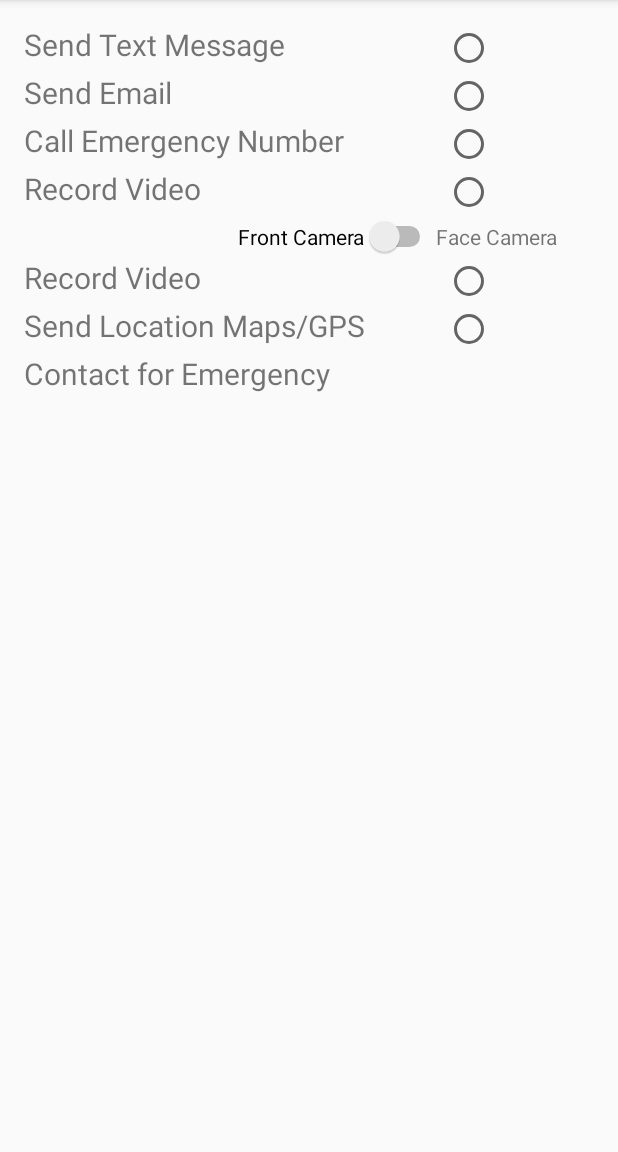
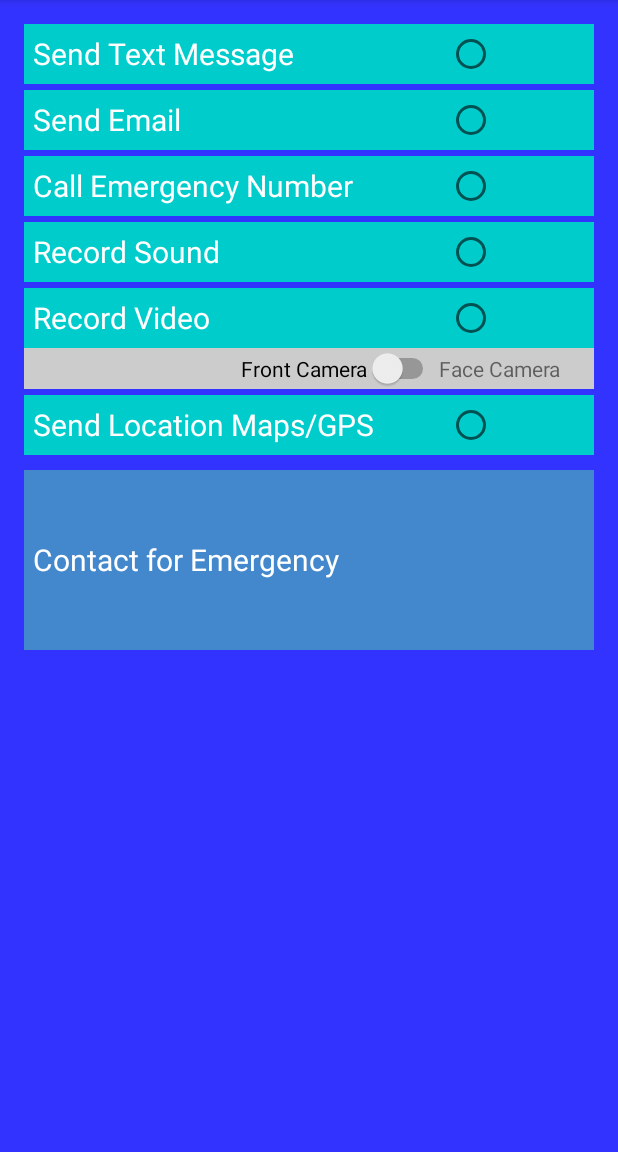
Before and after one commit to ShaunM74/ProgrammingProject1, an Android app: the Settings screen opened directly, with no data from a screen before it, on a phone screen of 412 x 824 dp, the part 84-1236 px from its top. Run offline under Robolectric (Android 15) with nearby library versions, the phone set to English and light mode, and no system bars.

```diff
--- a/app/src/main/res/layout/activity_settings.xml
+++ b/app/src/main/res/layout/activity_settings.xml
@@ -7,18 +7,21 @@
     android:paddingLeft="@dimen/activity_horizontal_margin"
     android:paddingRight="@dimen/activity_horizontal_margin"
     android:paddingTop="@dimen/activity_vertical_margin"
-    tools:context="group4.programmingproject1.Settings">
+    tools:context="group4.programmingproject1.Settings"
+    android:background="#3333ff">
 
     <TableLayout
         android:layout_width="match_parent"
         android:layout_height="match_parent"
-        android:layout_alignParentTop="true"
-        android:layout_alignParentStart="true">
+        android:layout_alignParentTop="true">
 
         <TableRow
-            android:layout_width="match_parent"
+            android:layout_width="fill_parent"
             android:layout_height="match_parent"
-            android:layout_gravity="center_horizontal">
+            android:layout_gravity="center_horizontal"
+            android:background="#00CCCC"
+            android:minHeight="40dp"
+            android:gravity="center_vertical">
 
             <TextView
                 android:layout_width="wrap_content"
@@ -27,7 +30,10 @@
                 android:id="@+id/textView"
                 android:layout_weight="3"
                 android:layout_column="2"
-                android:textSize="20sp" />
+                android:textSize="20sp"
+                android:textColor="#FFFFFF"
+                android:paddingStart="6dp"
+                />
 
             <RadioButton
                 android:layout_width="wrap_content"
@@ -40,7 +46,8 @@
 
         <TableRow
             android:layout_width="match_parent"
-            android:layout_height="match_parent">
+            android:layout_height="match_parent"
+            android:minHeight="4dp">
 
         </TableRow>
 
@@ -50,7 +57,10 @@
 
         <TableRow
             android:layout_width="match_parent"
-            android:layout_height="match_parent">
+            android:layout_height="match_parent"
+            android:background="#00CCCC"
+            android:minHeight="40dp"
+            android:gravity="center_vertical">
 
             <TextView
                 android:layout_width="wrap_content"
@@ -59,7 +69,9 @@
                 android:id="@+id/textView2"
                 android:layout_weight="3"
                 android:layout_column="2"
-                android:textSize="20sp" />
+                android:textSize="20sp"
+                android:textColor="#FFFFFF"
+                android:paddingStart="6dp" />
 
             <RadioButton
                 android:layout_width="wrap_content"
@@ -72,20 +84,26 @@
 
         <TableRow
             android:layout_width="match_parent"
-            android:layout_height="match_parent">
+            android:layout_height="match_parent"
+            android:minHeight="4dp">
 
         </TableRow>
 
         <TableRow
             android:layout_width="match_parent"
-            android:layout_height="match_parent">
+            android:layout_height="match_parent"
+            android:background="#00CCCC"
+            android:minHeight="40dp"
+            android:gravity="center_vertical">
 
             <TextView
                 android:text="Call Emergency Number"
                 android:id="@+id/textView3"
                 android:layout_weight="3"
                 android:layout_column="2"
-                android:textSize="20sp" />
+                android:textSize="20sp"
+                android:textColor="#FFFFFF"
+                android:paddingStart="6dp"/>
 
             <RadioButton
                 android:layout_width="wrap_content"
@@ -98,20 +116,58 @@
 
         <TableRow
             android:layout_width="match_parent"
-            android:layout_height="match_parent">
+            android:layout_height="match_parent"
+            android:minHeight="4dp">
 
         </TableRow>
 
         <TableRow
             android:layout_width="match_parent"
-            android:layout_height="match_parent">
+            android:layout_height="match_parent"
+            android:background="#00CCCC"
+            android:minHeight="40dp"
+            android:gravity="center_vertical">
+
+            <TextView
+                android:text="Record Sound"
+                android:id="@+id/textView8"
+                android:layout_weight="3"
+                android:layout_column="2"
+                android:textSize="20sp"
+                android:textColor="#FFFFFF"
+                android:paddingStart="6dp"/>
+
+            <RadioButton
+                android:layout_width="wrap_content"
+                android:layout_height="wrap_content"
+                android:id="@+id/radioButton6"
+                android:layout_weight="1"
+                android:layout_column="3"
+                android:checked="false" />
+        </TableRow>
+
+        <TableRow
+            android:layout_width="match_parent"
+            android:layout_height="match_parent"
+            android:minHeight="4dp">
+
+        </TableRow>
+
+        <TableRow
+            android:layout_width="match_parent"
+            android:layout_height="match_parent"
+            android:background="#00CCCC"
+            android:minHeight="40dp"
+            android:gravity="center_vertical">
 
             <TextView
                 android:text="Record Video"
                 android:id="@+id/textView5"
                 android:layout_weight="3"
                 android:layout_column="2"
-                android:textSize="20sp" />
+                android:textSize="20sp"
+                android:textColor="#FFFFFF"
+                android:paddingStart="6dp"/>
 
             <RadioButton
                 android:layout_width="wrap_content"
@@ -124,7 +180,9 @@
 
         <TableRow
             android:layout_width="match_parent"
-            android:layout_height="match_parent">
+            android:layout_height="match_parent"
+            android:background="#CCCCCC"
+            >
 
             <Switch
                 android:id="@+id/switch1"
@@ -146,31 +204,18 @@
 
         <TableRow
             android:layout_width="match_parent"
-            android:layout_height="match_parent"></TableRow>
+            android:layout_height="match_parent"
+            android:minHeight="4dp">
 
-        <TableRow
-            android:layout_width="match_parent"
-            android:layout_height="match_parent">
+        </TableRow>
 
-            <TextView
-                android:text="Record Video"
-                android:id="@+id/textView8"
-                android:layout_weight="3"
-                android:layout_column="2"
-                android:textSize="20sp" />
-
-            <RadioButton
-                android:layout_width="wrap_content"
-                android:layout_height="wrap_content"
-                android:id="@+id/radioButton6"
-                android:layout_weight="1"
-                android:layout_column="3"
-                android:checked="false" />
-        </TableRow>
 
         <TableRow
             android:layout_width="fill_parent"
-            android:layout_height="match_parent">
+            android:layout_height="match_parent"
+            android:background="#00CCCC"
+            android:minHeight="40dp"
+            android:gravity="center_vertical">
 
             <TextView
                 android:layout_width="wrap_content"
@@ -179,7 +224,9 @@
                 android:id="@+id/textView4"
                 android:layout_weight="3"
                 android:layout_column="2"
-                android:textSize="20sp" />
+                android:textSize="20sp"
+                android:textColor="#FFFFFF"
+                android:paddingStart="6dp" />
 
             <RadioButton
                 android:layout_width="wrap_content"
@@ -192,7 +239,8 @@
 
         <TableRow
             android:layout_width="match_parent"
-            android:layout_height="match_parent">
+            android:layout_height="match_parent"
+            android:minHeight="10dp">
 
         </TableRow>
 
@@ -202,13 +250,18 @@
 
         <TableRow
             android:layout_width="match_parent"
-            android:layout_height="match_parent">
+            android:layout_height="match_parent"
+            android:background="#4388CC">
 
             <TextView
                 android:text="Contact for Emergency"
                 android:id="@+id/textView9"
                 android:layout_column="2"
-                android:textSize="20sp" />
+                android:textSize="20sp"
+                android:textColor="#FFFFFF"
+                android:paddingStart="6dp"
+                android:minHeight="120dp"
+                android:gravity="center_vertical"/>
         </TableRow>
 
     </TableLayout>
```
